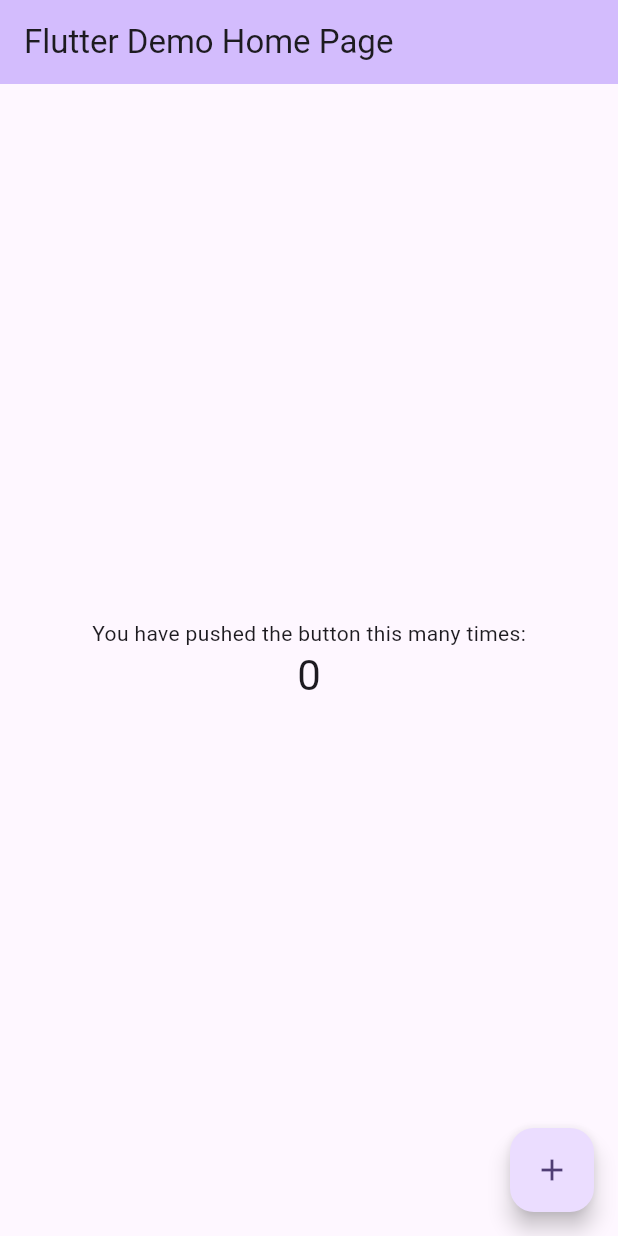
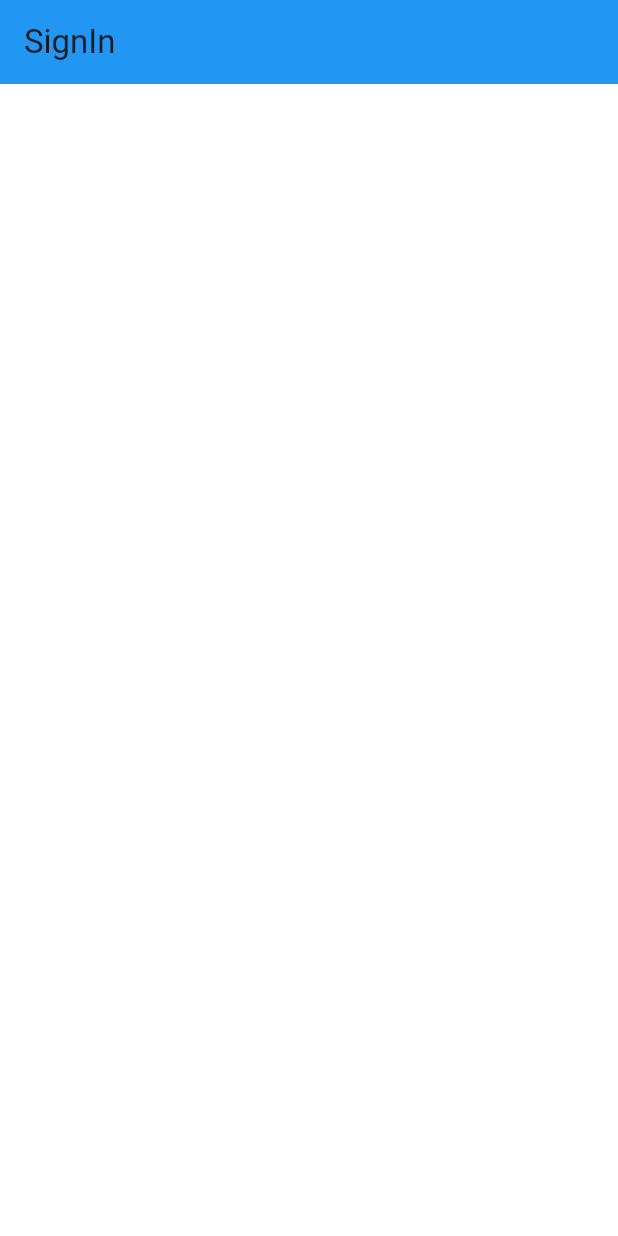
Before and after one commit to ahmadfouadalwakeal/flutter_maps, a Flutter app: the screen it shows after launch, on a phone screen of 412 x 824 dp. Run offline on Flutter 3.47's test engine with Material 3 defaults, Android fonts, the phone set to English and light mode, and no system bars; our stand-ins replace firebase_core; accounts and stored records are empty.

```diff
--- /dev/null
+++ b/lib/core/routing/app_router.dart
@@ -0,0 +1,17 @@
+import 'package:flutter/material.dart';
+import 'package:flutter_maps/core/routing/routes.dart';
+import 'package:flutter_maps/features/signin/ui/signin_screen.dart';
+
+class AppRouter {
+  Route? generateRoute(RouteSettings setting) {
+    final arguments = setting.arguments;
+    switch (setting.name) {
+      case Routes.signInScreen:
+        return MaterialPageRoute(
+          builder: (_) => const SignInScreen(),
+        );
+      default:
+        return null;
+    }
+  }
+}
--- /dev/null
+++ b/lib/core/routing/routes.dart
@@ -0,0 +1,3 @@
+class Routes {
+  static const String signInScreen = '/signInScreen';
+}
--- /dev/null
+++ b/lib/features/signin/ui/signin_screen.dart
@@ -0,0 +1,15 @@
+import 'package:flutter/material.dart';
+
+class SignInScreen extends StatelessWidget {
+  const SignInScreen({super.key});
+
+  @override
+  Widget build(BuildContext context) {
+    return Scaffold(
+      appBar: AppBar(
+        backgroundColor: Colors.blue,
+        title: const Text('SignIn'),
+      ),
+    );
+  }
+}
--- a/lib/main.dart
+++ b/lib/main.dart
@@ -1,125 +1,9 @@
 import 'package:flutter/material.dart';
+import 'package:flutter_maps/core/routing/app_router.dart';
+import 'package:flutter_maps/maps_app.dart';
 
 void main() {
-  runApp(const MyApp());
+  runApp(MapsApp(
+    appRouter: AppRouter(),
+  ));
 }
-
-class MyApp extends StatelessWidget {
-  const MyApp({super.key});
-
-  // This widget is the root of your application.
-  @override
-  Widget build(BuildContext context) {
-    return MaterialApp(
-      title: 'Flutter Demo',
-      theme: ThemeData(
-        // This is the theme of your application.
-        //
-        // TRY THIS: Try running your application with "flutter run". You'll see
-        // the application has a purple toolbar. Then, without quitting the app,
-        // try changing the seedColor in the colorScheme below to Colors.green
-        // and then invoke "hot reload" (save your changes or press the "hot
-        // reload" button in a Flutter-supported IDE, or press "r" if you used
-        // the command line to start the app).
-        //
-        // Notice that the counter didn't reset back to zero; the application
-        // state is not lost during the reload. To reset the state, use hot
-        // restart instead.
-        //
-        // This works for code too, not just values: Most code changes can be
-        // tested with just a hot reload.
-        colorScheme: ColorScheme.fromSeed(seedColor: Colors.deepPurple),
-        useMaterial3: true,
-      ),
-      home: const MyHomePage(title: 'Flutter Demo Home Page'),
-    );
-  }
-}
-
-class MyHomePage extends StatefulWidget {
-  const MyHomePage({super.key, required this.title});
-
-  // This widget is the home page of your application. It is stateful, meaning
-  // that it has a State object (defined below) that contains fields that affect
-  // how it looks.
-
-  // This class is the configuration for the state. It holds the values (in this
-  // case the title) provided by the parent (in this case the App widget) and
-  // used by the build method of the State. Fields in a Widget subclass are
-  // always marked "final".
-
-  final String title;
-
-  @override
-  State<MyHomePage> createState() => _MyHomePageState();
-}
-
-class _MyHomePageState extends State<MyHomePage> {
-  int _counter = 0;
-
-  void _incrementCounter() {
-    setState(() {
-      // This call to setState tells the Flutter framework that something has
-      // changed in this State, which causes it to rerun the build method below
-      // so that the display can reflect the updated values. If we changed
-      // _counter without calling setState(), then the build method would not be
-      // called again, and so nothing would appear to happen.
-      _counter++;
-    });
-  }
-
-  @override
-  Widget build(BuildContext context) {
-    // This method is rerun every time setState is called, for instance as done
-    // by the _incrementCounter method above.
-    //
-    // The Flutter framework has been optimized to make rerunning build methods
-    // fast, so that you can just rebuild anything that needs updating rather
-    // than having to individually change instances of widgets.
-    return Scaffold(
-      appBar: AppBar(
-        // TRY THIS: Try changing the color here to a specific color (to
-        // Colors.amber, perhaps?) and trigger a hot reload to see the AppBar
-        // change color while the other colors stay the same.
-        backgroundColor: Theme.of(context).colorScheme.inversePrimary,
-        // Here we take the value from the MyHomePage object that was created by
-        // the App.build method, and use it to set our appbar title.
-        title: Text(widget.title),
-      ),
-      body: Center(
-        // Center is a layout widget. It takes a single child and positions it
-        // in the middle of the parent.
-        child: Column(
-          // Column is also a layout widget. It takes a list of children and
-          // arranges them vertically. By default, it sizes itself to fit its
-          // children horizontally, and tries to be as tall as its parent.
-          //
-          // Column has various properties to control how it sizes itself and
-          // how it positions its children. Here we use mainAxisAlignment to
-          // center the children vertically; the main axis here is the vertical
-          // axis because Columns are vertical (the cross axis would be
-          // horizontal).
-          //
-          // TRY THIS: Invoke "debug painting" (choose the "Toggle Debug Paint"
-          // action in the IDE, or press "p" in the console), to see the
-          // wireframe for each widget.
-          mainAxisAlignment: MainAxisAlignment.center,
-          children: <Widget>[
-            const Text(
-              'You have pushed the button this many times:',
-            ),
-            Text(
-              '$_counter',
-              style: Theme.of(context).textTheme.headlineMedium,
-            ),
-          ],
-        ),
-      ),
-      floatingActionButton: FloatingActionButton(
-        onPressed: _incrementCounter,
-        tooltip: 'Increment',
-        child: const Icon(Icons.add),
-      ), // This trailing comma makes auto-formatting nicer for build methods.
-    );
-  }
-}
--- /dev/null
+++ b/lib/maps_app.dart
@@ -0,0 +1,22 @@
+import 'package:flutter/material.dart';
+import 'package:flutter_maps/core/routing/app_router.dart';
+import 'package:flutter_maps/core/routing/routes.dart';
+
+class MapsApp extends StatelessWidget {
+  final AppRouter appRouter;
+  const MapsApp({super.key, required this.appRouter});
+
+  @override
+  Widget build(BuildContext context) {
+    return MaterialApp(
+      title: 'Maps App',
+      theme: ThemeData(
+        primaryColor: Colors.blue,
+        scaffoldBackgroundColor: Colors.white,
+      ),
+      debugShowCheckedModeBanner: false,
+      initialRoute: Routes.signInScreen,
+      onGenerateRoute: appRouter.generateRoute,
+    );
+  }
+}
```
Also changed, not shown: pubspec.yaml (+6 -12 lines), firebase.json (added), lib/firebase_options.dart (added), pubspec.lock, 7 other files.
